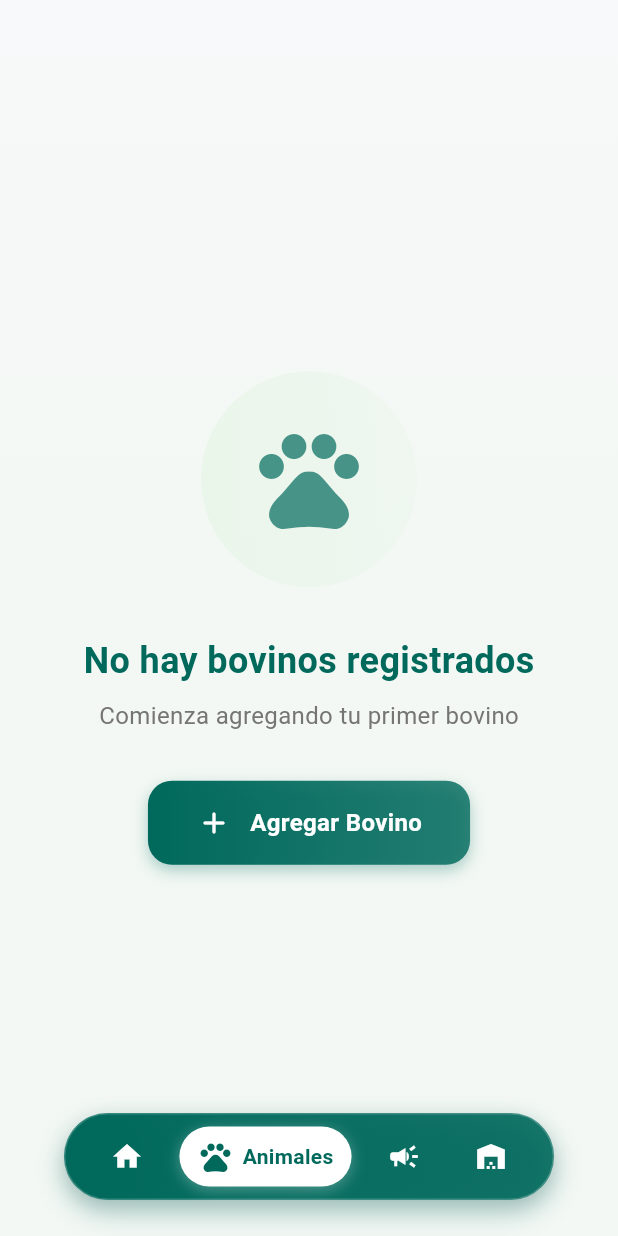
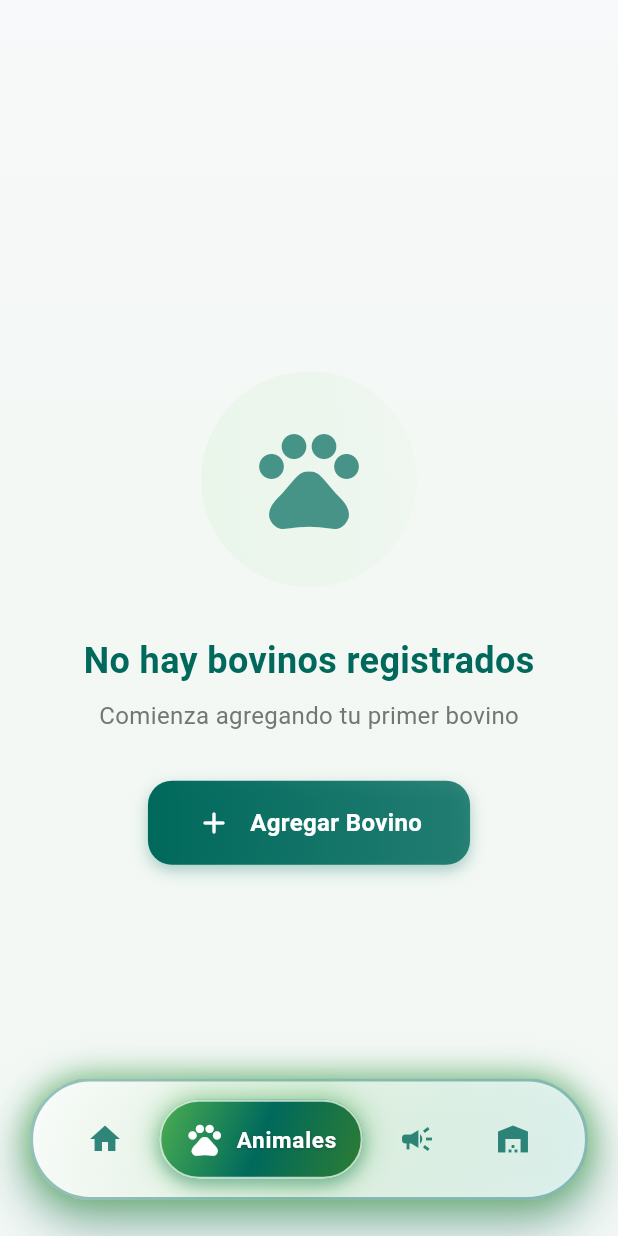
Before and after one commit to 1ASI0732-Grupo-3/Mobile--VacApp, a Flutter app: the MainView screen opened directly, item 2 of the bottom bar chosen, on a phone screen of 412 x 824 dp. Run offline on Flutter 3.47's test engine with Material 3 defaults, Android fonts, the light colour scheme and no system bars; our stand-ins replace flutter_bloc, image_picker, shared_preferences, sqflite; accounts and stored records are empty; network calls fail.

Commit message:
Feay(view): new UI/UX design main view

```diff
--- a/lib/features/app/presentation/pages/main_view.dart
+++ b/lib/features/app/presentation/pages/main_view.dart
@@ -168,35 +168,58 @@ class _MainViewState extends State<MainView> {
               child: bodyKeyed,
             ),
 
-            /// ⬇️ Menú de navegación flotante con estilo isla
+            /// ⬇️ Menú de navegación flotante con estilo futurista
             Align(
               alignment: Alignment.bottomCenter,
               child: Padding(
                 padding: const EdgeInsets.only(bottom: 24.0),
                 child: Container(
-                  padding: const EdgeInsets.symmetric(horizontal: 12, vertical: 8),
+                  padding: const EdgeInsets.symmetric(horizontal: 16, vertical: 12),
                   decoration: BoxDecoration(
+                    // Fondo futurista con gradiente verde claro
                     gradient: LinearGradient(
-                      colors: [primary, primary.withOpacity(0.9)],
+                      colors: [
+                        Colors.white.withOpacity(0.95),
+                        lightGreen.withOpacity(0.9),
+                        const Color(0xFFE0F2F1).withOpacity(0.95), // Verde mint claro
+                      ],
                       begin: Alignment.topLeft,
                       end: Alignment.bottomRight,
                     ),
-                    borderRadius: BorderRadius.circular(40),
+                    borderRadius: BorderRadius.circular(50),
+                    // Efectos de sombra futuristas en verde
                     boxShadow: [
+                      // Sombra principal con efecto de levitación verde
                       BoxShadow(
                         color: primary.withOpacity(0.3),
+                        blurRadius: 30,
+                        offset: const Offset(0, 15),
+                        spreadRadius: 5,
+                      ),
+                      // Resplandor neon verde
+                      BoxShadow(
+                        color: const Color(0xFF4CAF50).withOpacity(0.6),
                         blurRadius: 15,
+                        offset: const Offset(0, 0),
+                        spreadRadius: 2,
+                      ),
+                      // Sombra secundaria verde suave
+                      BoxShadow(
+                        color: const Color(0xFF81C784).withOpacity(0.2),
+                        blurRadius: 20,
                         offset: const Offset(0, 8),
                       ),
+                      // Sombra profunda para separación
                       BoxShadow(
                         color: Colors.black.withOpacity(0.1),
-                        blurRadius: 10,
-                        offset: const Offset(0, 4),
+                        blurRadius: 25,
+                        offset: const Offset(0, 10),
                       ),
                     ],
+                    // Borde futurista verde
                     border: Border.all(
-                      color: Colors.white.withOpacity(0.2),
-                      width: 1,
+                      color: primary.withOpacity(0.4),
+                      width: 2.0,
                     ),
                   ),
                   child: Row(
@@ -212,35 +235,65 @@ class _MainViewState extends State<MainView> {
                         },
                         child: AnimatedContainer(
                           duration: const Duration(milliseconds: 300),
-                          padding: const EdgeInsets.symmetric(horizontal: 12, vertical: 8),
-                          margin: const EdgeInsets.symmetric(horizontal: 6),
+                          padding: const EdgeInsets.symmetric(horizontal: 16, vertical: 12),
+                          margin: const EdgeInsets.symmetric(horizontal: 4),
                           decoration: BoxDecoration(
-                            color: isSelected ? Colors.white : Colors.transparent,
-                            borderRadius: BorderRadius.circular(30),
+                            // Fondo futurista verde para ítem seleccionado
+                            gradient: isSelected ? LinearGradient(
+                              colors: [
+                                const Color(0xFF4CAF50), // Verde vibrante
+                                primary, // Verde principal de la app
+                                const Color(0xFF2E7D32), // Verde más oscuro
+                              ],
+                              begin: Alignment.topLeft,
+                              end: Alignment.bottomRight,
+                            ) : null,
+                            color: !isSelected ? Colors.transparent : null,
+                            borderRadius: BorderRadius.circular(35),
+                            // Efectos de resplandor verde para ítem seleccionado
                             boxShadow: isSelected ? [
                               BoxShadow(
-                                color: Colors.white.withOpacity(0.3),
+                                color: const Color(0xFF4CAF50).withOpacity(0.5),
+                                blurRadius: 15,
+                                offset: const Offset(0, 0),
+                                spreadRadius: 2,
+                              ),
+                              BoxShadow(
+                                color: primary.withOpacity(0.3),
                                 blurRadius: 8,
-                                offset: const Offset(0, 2),
+                                offset: const Offset(0, 4),
                               ),
                             ] : null,
+                            // Borde con resplandor verde claro
+                            border: isSelected ? Border.all(
+                              color: lightGreen.withOpacity(0.8),
+                              width: 1.5,
+                            ) : null,
                           ),
                           child: Row(
                             children: [
                               Icon(
                                 _menuItems[index]['icon'],
-                                color: isSelected ? primary : Colors.white,
-                                size: isSelected ? 24 : 22,
+                                color: isSelected ? Colors.white : primary.withOpacity(0.8),
+                                size: isSelected ? 26 : 24,
                               ),
                               if (isSelected)
                                 Padding(
-                                  padding: const EdgeInsets.only(left: 6),
+                                  padding: const EdgeInsets.only(left: 8),
                                   child: Text(
                                     _menuItems[index]['label'],
                                     style: const TextStyle(
-                                      color: primary,
+                                      color: Colors.white,
                                       fontWeight: FontWeight.bold,
-                                      fontSize: 14,
+                                      fontSize: 15,
+                                      letterSpacing: 0.5,
+                                      shadows: [
+                                        Shadow(
+                                          color: Colors.black26,
+                                          offset: Offset(0, 1),
+                                          blurRadius: 2,
+                                        ),
+                                      ],
                                     ),
                                   ),
                                 )
```
